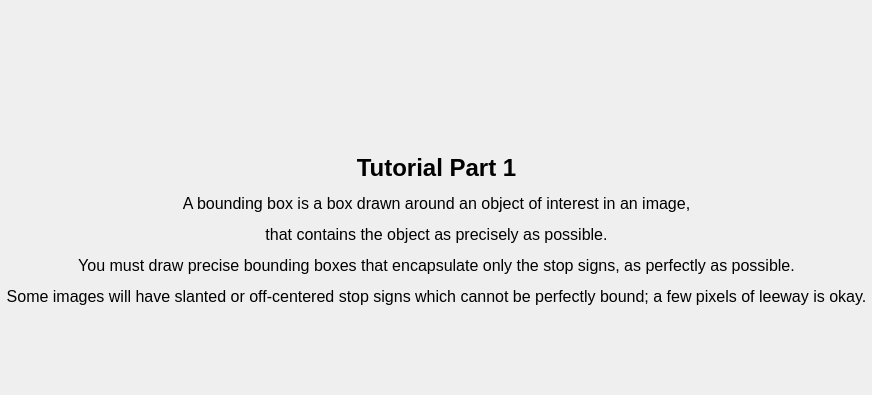
Qt form mainwindow.ui (EshanSankar/ece286_project) before a commit; both pictures show x 135 to 1007 and y 0 to 395 of the 1143 by 514 pixel window.
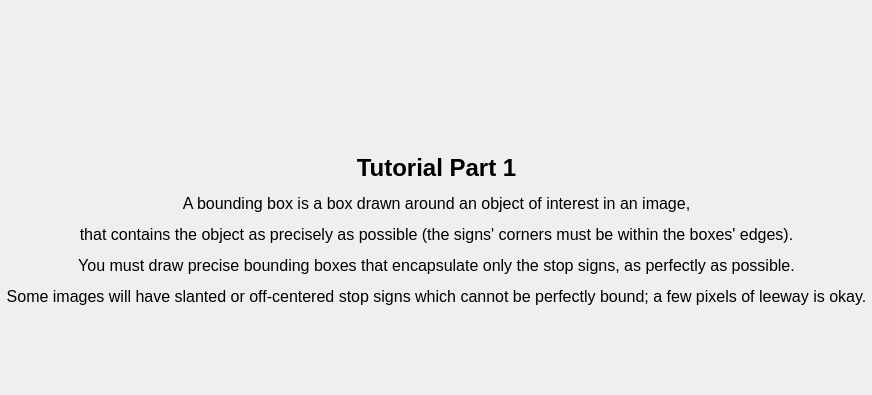
The same form after that commit. The open tabs and pages were chosen to show the change.

Commit message: data collection ready!

Diff of the .ui file:
```diff
--- a/mainwindow.ui
+++ b/mainwindow.ui
@@ -79,7 +79,7 @@
         <item row="0" column="0">
          <widget class="QLabel" name="label_guide">
           <property name="text">
-           <string>&lt;html&gt;&lt;head/&gt;&lt;body&gt;&lt;p align=&quot;center&quot;&gt;&lt;span style=&quot; font-size:18pt; font-weight:700;&quot;&gt;Tutorial Part 1&lt;/span&gt;&lt;/p&gt;&lt;p align=&quot;center&quot;&gt;&lt;span style=&quot; font-size:12pt;&quot;&gt;A bounding box is a box drawn around an object of interest in an image,&lt;/span&gt;&lt;/p&gt;&lt;p align=&quot;center&quot;&gt;&lt;span style=&quot; font-size:12pt;&quot;&gt;that contains the object as precisely as possible.&lt;/span&gt;&lt;/p&gt;&lt;p align=&quot;center&quot;&gt;&lt;span style=&quot; font-size:12pt;&quot;&gt;You must draw precise bounding boxes that encapsulate only the stop signs, as perfectly as possible.&lt;/span&gt;&lt;/p&gt;&lt;p align=&quot;center&quot;&gt;&lt;span style=&quot; font-size:12pt;&quot;&gt;Some images will have slanted or off-centered stop signs which cannot be perfectly bound; a few pixels of leeway is okay.&lt;/span&gt;&lt;/p&gt;&lt;/body&gt;&lt;/html&gt;</string>
+           <string>&lt;html&gt;&lt;head/&gt;&lt;body&gt;&lt;p align=&quot;center&quot;&gt;&lt;span style=&quot; font-size:18pt; font-weight:700;&quot;&gt;Tutorial Part 1&lt;/span&gt;&lt;/p&gt;&lt;p align=&quot;center&quot;&gt;&lt;span style=&quot; font-size:12pt;&quot;&gt;A bounding box is a box drawn around an object of interest in an image,&lt;/span&gt;&lt;/p&gt;&lt;p align=&quot;center&quot;&gt;&lt;span style=&quot; font-size:12pt;&quot;&gt;that contains the object as precisely as possible (the signs' corners must be within the boxes' edges).&lt;/span&gt;&lt;/p&gt;&lt;p align=&quot;center&quot;&gt;&lt;span style=&quot; font-size:12pt;&quot;&gt;You must draw precise bounding boxes that encapsulate only the stop signs, as perfectly as possible.&lt;/span&gt;&lt;/p&gt;&lt;p align=&quot;center&quot;&gt;&lt;span style=&quot; font-size:12pt;&quot;&gt;Some images will have slanted or off-centered stop signs which cannot be perfectly bound; a few pixels of leeway is okay.&lt;/span&gt;&lt;/p&gt;&lt;/body&gt;&lt;/html&gt;</string>
           </property>
          </widget>
         </item>
```
The commit also changes 2 other files.
